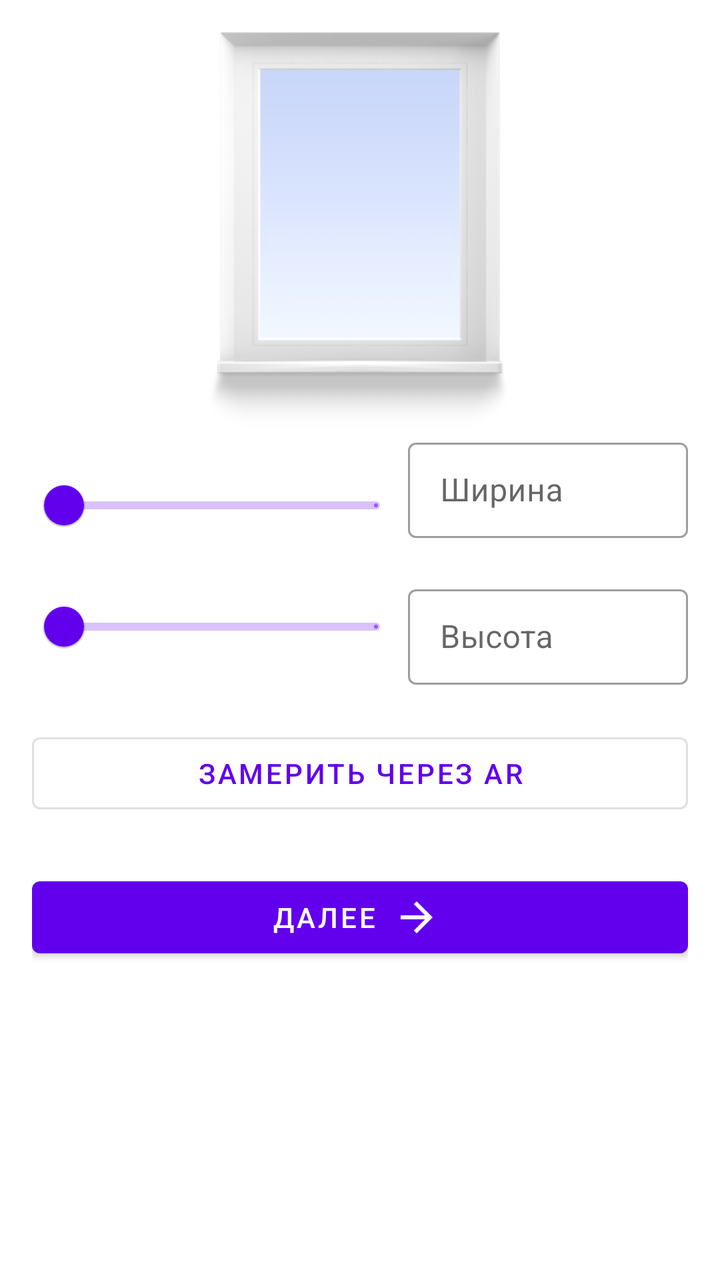
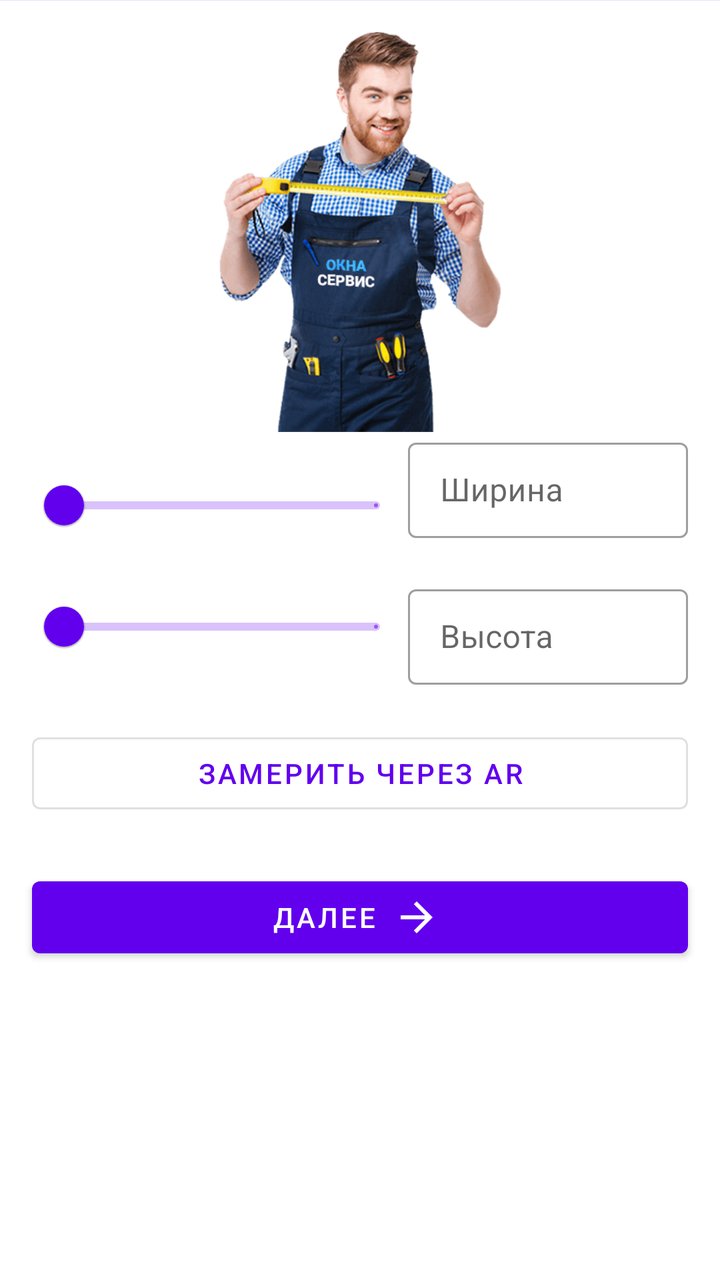

Two renders of the same Android screen: before a commit and after it. Below are the layout's source before the change and the commit's diff.
<!-- AndroidManifest.xml: application theme Theme.OknaServiceAndroidApp -->
<!-- res/layout/fragment_window_dimensions.xml -->
<?xml version="1.0" encoding="utf-8"?>
<androidx.constraintlayout.widget.ConstraintLayout xmlns:android="http://schemas.android.com/apk/res/android"
    xmlns:app="http://schemas.android.com/apk/res-auto"
    android:layout_width="match_parent"
    android:layout_height="match_parent"
    android:padding="@dimen/margin_medium">

    <ProgressBar
        android:id="@+id/progress_bar"
        android:layout_width="wrap_content"
        android:layout_height="wrap_content"
        app:layout_constraintBottom_toBottomOf="parent"
        app:layout_constraintEnd_toEndOf="parent"
        app:layout_constraintStart_toStartOf="parent"
        app:layout_constraintTop_toTopOf="parent" />

    <ImageView
        android:id="@+id/image"
        android:layout_width="0dp"
        android:layout_height="200dp"
        android:importantForAccessibility="no"
        android:scaleType="centerInside"
        android:src="@drawable/window_1_sash"
        app:layout_constraintEnd_toEndOf="parent"
        app:layout_constraintStart_toStartOf="parent"
        app:layout_constraintTop_toTopOf="parent" />

    <com.google.android.material.slider.Slider
        android:id="@+id/width_slider"
        android:layout_width="0dp"
        android:layout_height="wrap_content"
        android:saveEnabled="false"
        android:stepSize="1"
        app:layout_constraintBottom_toBottomOf="@id/width_text_input_layout"
        app:layout_constraintEnd_toStartOf="@id/width_text_input_layout"
        app:layout_constraintStart_toStartOf="parent"
        app:layout_constraintTop_toTopOf="@id/width_text_input_layout" />

    <com.google.android.material.textfield.TextInputLayout
        android:id="@+id/width_text_input_layout"
        style="@style/Widget.MaterialComponents.TextInputLayout.OutlinedBox.Dense"
        android:layout_width="140dp"
        android:layout_height="wrap_content"
        android:hint="@string/width"
        app:errorEnabled="true"
        app:layout_constraintEnd_toEndOf="parent"
        app:layout_constraintTop_toBottomOf="@id/image"
        app:suffixText="@string/mm">

        <com.google.android.material.textfield.TextInputEditText
            android:id="@+id/width_text_input_edit_text"
            android:layout_width="match_parent"
            android:layout_height="match_parent"
            android:inputType="number"
            android:saveEnabled="false"
            android:selectAllOnFocus="true" />
    </com.google.android.material.textfield.TextInputLayout>

    <com.google.android.material.slider.Slider
        android:id="@+id/height_slider"
        android:layout_width="0dp"
        android:layout_height="wrap_content"
        android:saveEnabled="false"
        android:stepSize="1"
        app:layout_constraintEnd_toStartOf="@id/height_text_input_layout"
        app:layout_constraintStart_toStartOf="parent"
        app:layout_constraintTop_toTopOf="@id/height_text_input_layout" />

    <com.google.android.material.textfield.TextInputLayout
        android:id="@+id/height_text_input_layout"
        style="@style/Widget.MaterialComponents.TextInputLayout.OutlinedBox.Dense"
        android:layout_width="140dp"
        android:layout_height="wrap_content"
        android:hint="@string/height"
        app:errorEnabled="true"
        app:layout_constraintEnd_toEndOf="parent"
        app:layout_constraintTop_toBottomOf="@id/width_text_input_layout"
        app:suffixText="@string/mm">

        <com.google.android.material.textfield.TextInputEditText
            android:id="@+id/height_text_input_edit_text"
            android:layout_width="match_parent"
            android:layout_height="match_parent"
            android:inputType="number"
            android:saveEnabled="false"
            android:selectAllOnFocus="true" />
    </com.google.android.material.textfield.TextInputLayout>

    <Button
        android:id="@+id/measure_using_ar"
        style="?materialButtonOutlinedStyle"
        android:layout_width="0dp"
        android:layout_height="wrap_content"
        android:text="@string/measure_using_ar"
        app:layout_constraintEnd_toEndOf="parent"
        app:layout_constraintStart_toStartOf="parent"
        app:layout_constraintTop_toBottomOf="@id/height_text_input_layout" />

    <Button
        android:id="@+id/next_button"
        style="@style/Widget.MaterialComponents.Button.Icon"
        android:layout_width="0dp"
        android:layout_height="wrap_content"
        android:layout_marginTop="24dp"
        android:text="@string/next"
        app:icon="@drawable/ic_baseline_arrow_forward_24"
        app:iconGravity="textEnd"
        app:layout_constraintEnd_toEndOf="parent"
        app:layout_constraintStart_toStartOf="parent"
        app:layout_constraintTop_toBottomOf="@id/measure_using_ar" />
</androidx.constraintlayout.widget.ConstraintLayout>
<!-- resources referenced by this layout -->
<resources>
  <dimen name="margin_medium">16dp</dimen>
  <!-- drawable ic_baseline_arrow_forward_24 (drawable) -->
  <vector xmlns:android="http://schemas.android.com/apk/res/android"
      android:width="24dp"
      android:height="24dp"
      android:viewportWidth="24"
      android:viewportHeight="24"
      android:tint="?attr/colorControlNormal">
    <path
        android:fillColor="@android:color/white"
        android:pathData="M12,4l-1.41,1.41L16.17,11H4v2h12.17l-5.58,5.59L12,20l8,-8z"/>
  </vector>
  <!-- drawable window_1_sash: png bitmap (drawable, 28846 bytes) -->
  <string name="height">Высота</string>
  <string name="measure_using_ar">Замерить через AR</string>
  <string name="mm">мм</string>
  <string name="next">Далее</string>
  <string name="width">Ширина</string>
  <style name="Theme.OknaServiceAndroidApp" parent="Theme.MaterialComponents.DayNight.DarkActionBar">
          
          <item name="colorPrimary">@color/purple_500</item>
          <item name="colorPrimaryVariant">@color/purple_700</item>
          <item name="colorOnPrimary">@color/white</item>
          
          <item name="colorSecondary">@color/teal_200</item>
          <item name="colorSecondaryVariant">@color/teal_700</item>
          <item name="colorOnSecondary">@color/black</item>
          
          <item name="android:statusBarColor" tools:targetApi="l">?attr/colorPrimaryVariant</item>
          
      </style>
  <color name="purple_500">#FF6200EE</color>
  <color name="purple_700">#FF3700B3</color>
  <color name="white">#FFFFFFFF</color>
  <color name="teal_200">#FF03DAC5</color>
  <color name="teal_700">#FF018786</color>
  <color name="black">#FF000000</color>
</resources>

<!-- the commit's change to res/layout/fragment_window_dimensions.xml (unified diff, before → after) -->
@@ -2,27 +2,43 @@
 <androidx.constraintlayout.widget.ConstraintLayout xmlns:android="http://schemas.android.com/apk/res/android"
     xmlns:app="http://schemas.android.com/apk/res-auto"
     android:layout_width="match_parent"
-    android:layout_height="match_parent"
-    android:padding="@dimen/margin_medium">
+    android:layout_height="match_parent">
 
-    <ProgressBar
-        android:id="@+id/progress_bar"
+    <androidx.constraintlayout.widget.Guideline
+        android:id="@+id/start_guideline"
         android:layout_width="wrap_content"
         android:layout_height="wrap_content"
-        app:layout_constraintBottom_toBottomOf="parent"
+        android:orientation="vertical"
+        app:layout_constraintGuide_begin="@dimen/margin_medium" />
+
+    <androidx.constraintlayout.widget.Guideline
+        android:id="@+id/end_guideline"
+        android:layout_width="wrap_content"
+        android:layout_height="wrap_content"
+        android:orientation="vertical"
+        app:layout_constraintGuide_end="@dimen/margin_medium" />
+
+    <com.google.android.material.progressindicator.LinearProgressIndicator
+        android:id="@+id/linear_progress_indicator"
+        android:layout_width="0dp"
+        android:layout_height="wrap_content"
+        android:indeterminate="true"
+        app:hideAnimationBehavior="outward"
         app:layout_constraintEnd_toEndOf="parent"
         app:layout_constraintStart_toStartOf="parent"
-        app:layout_constraintTop_toTopOf="parent" />
+        app:layout_constraintTop_toTopOf="parent"
+        app:showAnimationBehavior="inward" />
 
     <ImageView
         android:id="@+id/image"
         android:layout_width="0dp"
         android:layout_height="200dp"
+        android:layout_marginTop="@dimen/margin_medium"
         android:importantForAccessibility="no"
         android:scaleType="centerInside"
-        android:src="@drawable/window_1_sash"
-        app:layout_constraintEnd_toEndOf="parent"
-        app:layout_constraintStart_toStartOf="parent"
+        android:src="@drawable/man"
+        app:layout_constraintEnd_toEndOf="@id/end_guideline"
+        app:layout_constraintStart_toStartOf="@id/start_guideline"
         app:layout_constraintTop_toTopOf="parent" />
 
     <com.google.android.material.slider.Slider
@@ -33,7 +49,7 @@
         android:stepSize="1"
         app:layout_constraintBottom_toBottomOf="@id/width_text_input_layout"
         app:layout_constraintEnd_toStartOf="@id/width_text_input_layout"
-        app:layout_constraintStart_toStartOf="parent"
+        app:layout_constraintStart_toStartOf="@id/start_guideline"
         app:layout_constraintTop_toTopOf="@id/width_text_input_layout" />
 
     <com.google.android.material.textfield.TextInputLayout
@@ -43,7 +59,7 @@
         android:layout_height="wrap_content"
         android:hint="@string/width"
         app:errorEnabled="true"
-        app:layout_constraintEnd_toEndOf="parent"
+        app:layout_constraintEnd_toEndOf="@id/end_guideline"
         app:layout_constraintTop_toBottomOf="@id/image"
         app:suffixText="@string/mm">
 
@@ -63,7 +79,7 @@
         android:saveEnabled="false"
         android:stepSize="1"
         app:layout_constraintEnd_toStartOf="@id/height_text_input_layout"
-        app:layout_constraintStart_toStartOf="parent"
+        app:layout_constraintStart_toStartOf="@id/start_guideline"
         app:layout_constraintTop_toTopOf="@id/height_text_input_layout" />
 
     <com.google.android.material.textfield.TextInputLayout
@@ -73,7 +89,7 @@
         android:layout_height="wrap_content"
         android:hint="@string/height"
         app:errorEnabled="true"
-        app:layout_constraintEnd_toEndOf="parent"
+        app:layout_constraintEnd_toEndOf="@id/end_guideline"
         app:layout_constraintTop_toBottomOf="@id/width_text_input_layout"
         app:suffixText="@string/mm">
 
@@ -92,8 +108,8 @@
         android:layout_width="0dp"
         android:layout_height="wrap_content"
         android:text="@string/measure_using_ar"
-        app:layout_constraintEnd_toEndOf="parent"
-        app:layout_constraintStart_toStartOf="parent"
+        app:layout_constraintEnd_toEndOf="@id/end_guideline"
+        app:layout_constraintStart_toStartOf="@id/start_guideline"
         app:layout_constraintTop_toBottomOf="@id/height_text_input_layout" />
 
     <Button
@@ -105,7 +121,7 @@
         android:text="@string/next"
         app:icon="@drawable/ic_baseline_arrow_forward_24"
         app:iconGravity="textEnd"
-        app:layout_constraintEnd_toEndOf="parent"
-        app:layout_constraintStart_toStartOf="parent"
+        app:layout_constraintEnd_toEndOf="@id/end_guideline"
+        app:layout_constraintStart_toStartOf="@id/start_guideline"
         app:layout_constraintTop_toBottomOf="@id/measure_using_ar" />
 </androidx.constraintlayout.widget.ConstraintLayout>
<!-- resource entries referenced after the edit -->
@@ -12,7 +12,7 @@
         android:fillColor="@android:color/white"
         android:pathData="M12,4l-1.41,1.41L16.17,11H4v2h12.17l-5.58,5.59L12,20l8,-8z"/>
   </vector>
-  <!-- drawable window_1_sash: png bitmap (drawable, 28846 bytes) -->
+  <!-- drawable man: png bitmap (drawable, 49736 bytes) -->
   <string name="height">Высота</string>
   <string name="measure_using_ar">Замерить через AR</string>
   <string name="mm">мм</string>
